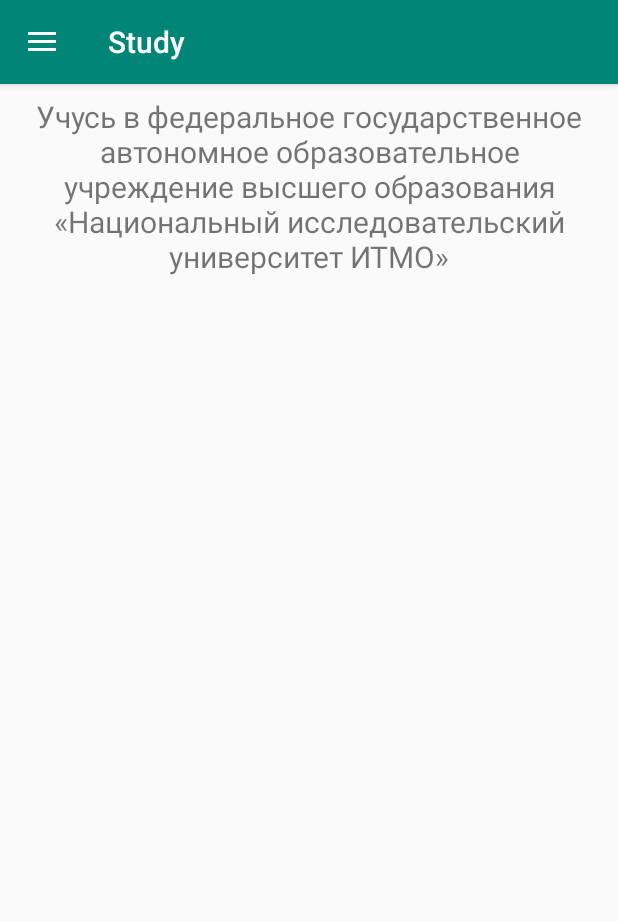
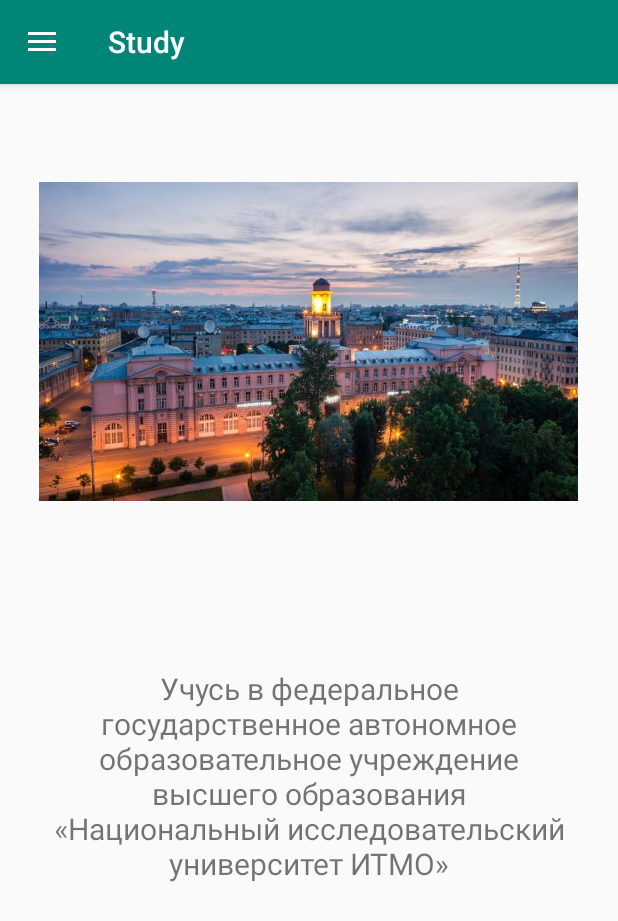
Before and after one commit to tank0412/android_development, an Android app: the screen it shows after launch (MainActivity), in the side drawer, after a tap on "Study", on a phone screen of 412 x 824 dp. Shown: the top 921 px of the screen. Run offline under Robolectric (Android 15) with nearby library versions, the phone set to English and light mode, and no system bars; our stand-ins replace navigation-ui.

Commit message:
Add university picture on study photo

```diff
--- a/app/src/main/res/layout/fragment_study.xml
+++ b/app/src/main/res/layout/fragment_study.xml
@@ -1,19 +1,33 @@
 <?xml version="1.0" encoding="utf-8"?>
 <androidx.constraintlayout.widget.ConstraintLayout xmlns:android="http://schemas.android.com/apk/res/android"
     xmlns:app="http://schemas.android.com/apk/res-auto"
+    xmlns:tools="http://schemas.android.com/tools"
     android:layout_width="match_parent"
     android:layout_height="match_parent">
 
     <TextView
         android:id="@+id/text_slideshow"
-        android:layout_width="match_parent"
-        android:layout_height="wrap_content"
-        android:layout_marginStart="8dp"
-        android:layout_marginTop="8dp"
-        android:layout_marginEnd="8dp"
+        android:layout_width="0dp"
+        android:layout_height="0dp"
+        android:layout_marginStart="26dp"
+        android:layout_marginEnd="26dp"
+        android:layout_marginBottom="36dp"
         android:textAlignment="center"
         android:textSize="20sp"
+        app:layout_constraintBottom_toBottomOf="parent"
         app:layout_constraintEnd_toEndOf="parent"
         app:layout_constraintStart_toStartOf="parent"
-        app:layout_constraintTop_toTopOf="parent" />
+        app:layout_constraintTop_toBottomOf="@+id/imageView3" />
+
+    <ImageView
+        android:id="@+id/imageView3"
+        android:layout_width="359dp"
+        android:layout_height="0dp"
+        android:layout_marginBottom="46dp"
+        app:layout_constraintBottom_toTopOf="@+id/text_slideshow"
+        app:layout_constraintStart_toStartOf="@+id/text_slideshow"
+        app:layout_constraintTop_toTopOf="parent"
+        app:layout_constraintVertical_bias="1.0"
+        app:srcCompat="@drawable/ifmo" />
+
 </androidx.constraintlayout.widget.ConstraintLayout>
```
Also changed, not shown: app/src/main/res/drawable/ifmo.jpg (added).
